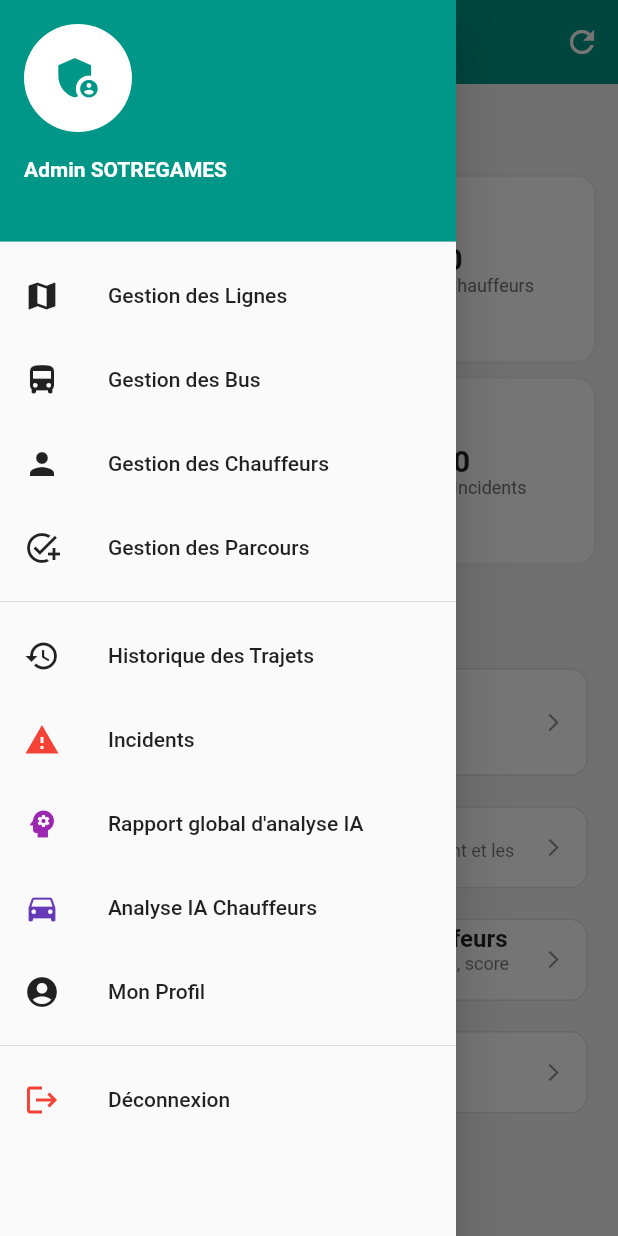
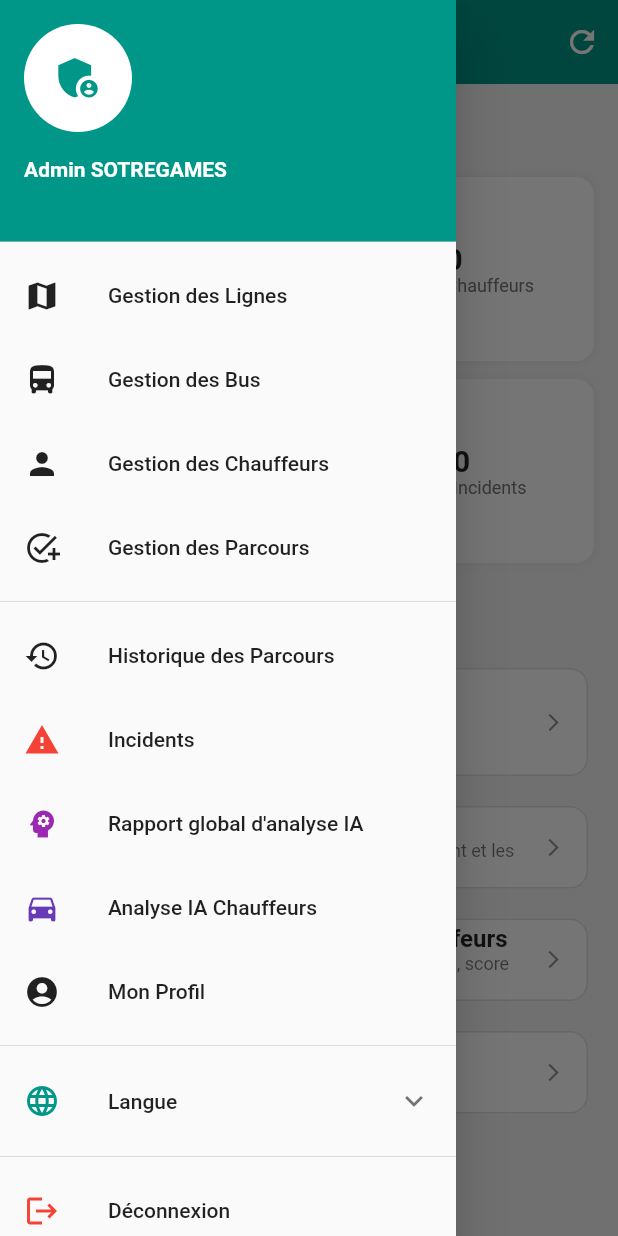
Before and after one commit to fsonyaa/projet-pfe_2026, a Flutter app: the AdminDashboard screen opened by its route, with the side drawer open, on a phone screen of 412 x 824 dp. Run offline on Flutter 3.47's test engine with Material 3 defaults, Android fonts, the phone set to English and light mode, and no system bars; our stand-ins replace flutter_map, image_picker, latlong2, shared_preferences; accounts and stored records are empty; generated files the repository leaves out were written again; network calls fail.

Commit message:
corection ajoute de langue à choix

````diff
--- /dev/null
+++ b/l10n.yaml
@@ -0,0 +1,3 @@
+arb-dir: lib/l10n
+template-arb-file: app_en.arb
+output-localization-file: app_localizations.dart
--- /dev/null
+++ b/lib/l10n/app_localizations.dart
@@ -0,0 +1,180 @@
+import 'dart:async';
+
+import 'package:flutter/foundation.dart';
+import 'package:flutter/widgets.dart';
+import 'package:flutter_localizations/flutter_localizations.dart';
+import 'package:intl/intl.dart' as intl;
+
+import 'app_localizations_ar.dart';
+import 'app_localizations_en.dart';
+import 'app_localizations_fr.dart';
+
+// ignore_for_file: type=lint
+
+/// Callers can lookup localized strings with an instance of AppLocalizations
+/// returned by `AppLocalizations.of(context)`.
+///
+/// Applications need to include `AppLocalizations.delegate()` in their app's
+/// `localizationDelegates` list, and the locales they support in the app's
+/// `supportedLocales` list. For example:
+///
+/// ```dart
+/// import 'l10n/app_localizations.dart';
+///
+/// return MaterialApp(
+///   localizationsDelegates: AppLocalizations.localizationsDelegates,
+///   supportedLocales: AppLocalizations.supportedLocales,
+///   home: MyApplicationHome(),
+/// );
+/// ```
+///
+/// ## Update pubspec.yaml
+///
+/// Please make sure to update your pubspec.yaml to include the following
+/// packages:
+///
+/// ```yaml
+/// dependencies:
+///   # Internationalization support.
+///   flutter_localizations:
+///     sdk: flutter
+///   intl: any # Use the pinned version from flutter_localizations
+///
+///   # Rest of dependencies
+/// ```
+///
+/// ## iOS Applications
+///
+/// iOS applications define key application metadata, including supported
+/// locales, in an Info.plist file that is built into the application bundle.
+/// To configure the locales supported by your app, you’ll need to edit this
+/// file.
+///
+/// First, open your project’s ios/Runner.xcworkspace Xcode workspace file.
+/// Then, in the Project Navigator, open the Info.plist file under the Runner
+/// project’s Runner folder.
+///
+/// Next, select the Information Property List item, select Add Item from the
+/// Editor menu, then select Localizations from the pop-up menu.
+///
+/// Select and expand the newly-created Localizations item then, for each
+/// locale your application supports, add a new item and select the locale
+/// you wish to add from the pop-up menu in the Value field. This list should
+/// be consistent with the languages listed in the AppLocalizations.supportedLocales
+/// property.
+abstract class AppLocalizations {
+  AppLocalizations(String locale)
+    : localeName = intl.Intl.canonicalizedLocale(locale.toString());
+
+  final String localeName;
+
+  static AppLocalizations? of(BuildContext context) {
+    return Localizations.of<AppLocalizations>(context, AppLocalizations);
+  }
+
+  static const LocalizationsDelegate<AppLocalizations> delegate =
+      _AppLocalizationsDelegate();
+
+  /// A list of this localizations delegate along with the default localizations
+  /// delegates.
+  ///
+  /// Returns a list of localizations delegates containing this delegate along with
+  /// GlobalMaterialLocalizations.delegate, GlobalCupertinoLocalizations.delegate,
+  /// and GlobalWidgetsLocalizations.delegate.
+  ///
+  /// Additional delegates can be added by appending to this list in
+  /// MaterialApp. This list does not have to be used at all if a custom list
+  /// of delegates is preferred or required.
+  static const List<LocalizationsDelegate<dynamic>> localizationsDelegates =
+      <LocalizationsDelegate<dynamic>>[
+        delegate,
+        GlobalMaterialLocalizations.delegate,
+        GlobalCupertinoLocalizations.delegate,
+        GlobalWidgetsLocalizations.delegate,
+      ];
+
+  /// A list of this localizations delegate's supported locales.
+  static const List<Locale> supportedLocales = <Locale>[
+    Locale('ar'),
+    Locale('en'),
+    Locale('fr'),
+  ];
+
+  /// The title of the application
+  ///
+  /// In en, this message translates to:
+  /// **'Smart Trans'**
+  String get appTitle;
+
+  /// No description provided for @login.
+  ///
+  /// In en, this message translates to:
+  /// **'Login'**
+  String get login;
+
+  /// No description provided for @email.
+  ///
+  /// In en, this message translates to:
+  /// **'Email'**
+  String get email;
+
+  /// No description provided for @password.
+  ///
+  /// In en, this message translates to:
+  /// **'Password'**
+  String get password;
+
+  /// No description provided for @forgotPassword.
+  ///
+  /// In en, this message translates to:
+  /// **'Forgot Password?'**
+  String get forgotPassword;
+
+  /// No description provided for @language.
+  ///
+  /// In en, this message translates to:
+  /// **'Language'**
+  String get language;
+
+  /// No description provided for @welcome.
+  ///
+  /// In en, this message translates to:
+  /// **'Welcome'**
+  String get welcome;
+}
+
+class _AppLocalizationsDelegate
+    extends LocalizationsDelegate<AppLocalizations> {
+  const _AppLocalizationsDelegate();
+
+  @override
+  Future<AppLocalizations> load(Locale locale) {
+    return SynchronousFuture<AppLocalizations>(lookupAppLocalizations(locale));
+  }
+
+  @override
+  bool isSupported(Locale locale) =>
+      <String>['ar', 'en', 'fr'].contains(locale.languageCode);
+
+  @override
+  bool shouldReload(_AppLocalizationsDelegate old) => false;
+}
+
+AppLocalizations lookupAppLocalizations(Locale locale) {
+  // Lookup logic when only language code is specified.
+  switch (locale.languageCode) {
+    case 'ar':
+      return AppLocalizationsAr();
+    case 'en':
+      return AppLocalizationsEn();
+    case 'fr':
+      return AppLocalizationsFr();
+  }
+
+  throw FlutterError(
+    'AppLocalizations.delegate failed to load unsupported locale "$locale". This is likely '
+    'an issue with the localizations generation tool. Please file an issue '
+    'on GitHub with a reproducible sample app and the gen-l10n configuration '
+    'that was used.',
+  );
+}
--- a/lib/pages/admin_dashboard.dart
+++ b/lib/pages/admin_dashboard.dart
@@ -2,6 +2,9 @@ import 'package:flutter/material.dart';
 import 'package:http/http.dart' as http;
 import 'dart:convert';
 import 'dart:async';
+import 'package:provider/provider.dart';
+import 'package:flutter_gen/gen_l10n/app_localizations.dart';
+import '../language_provider.dart';
 
 // --- Imports ---
 import 'bus_list_page.dart';
@@ -89,7 +92,7 @@ class _AdminDashboardState extends State<AdminDashboard> {
     return Scaffold(
       backgroundColor: Colors.grey[100],
       appBar: AppBar(
-        title: Text("Smart-Trans Admin"),
+        title: Text("${AppLocalizations.of(context)!.appTitle} Admin"),
         backgroundColor: Colors.teal,
         elevation: 0,
         actions: [IconButton(icon: Icon(Icons.refresh), onPressed: fetchStats)],
@@ -122,7 +125,7 @@ class _AdminDashboardState extends State<AdminDashboard> {
 
 
             Divider(),
-            _buildDrawerItem(Icons.history, "Historique des Trajets", AdminHistoriquePage()),
+            _buildDrawerItem(Icons.history, "Historique des Parcours", AdminHistoriquePage()),
             _buildDrawerItem(Icons.report_problem, "Incidents", IncidentListPage(), color: Colors.red),
            // _buildDrawerItem(Icons.psychology, "Analyse AI & Avis", AvisAdminPage(), color: Colors.purple),
                     _buildDrawerItem(Icons.psychology, "Rapport global d'analyse IA",AdminNlpReportPage(), color: Colors.purple),
@@ -130,9 +133,19 @@ class _AdminDashboardState extends State<AdminDashboard> {
             _buildDrawerItem(Icons.directions_car, "Analyse IA Chauffeurs", const ClientAiDashboardPage(), color: Colors.deepPurple),
             _buildDrawerItem(Icons.account_circle, "Mon Profil", ProfilePage (userEmail: widget.adminEmail)),
             Divider(),
+            ExpansionTile(
+              leading: const Icon(Icons.language, color: Colors.teal),
+              title: Text(AppLocalizations.of(context)!.language),
+              children: [
+                _buildLanguageItem("Français", 'fr'),
+                _buildLanguageItem("English", 'en'),
+                _buildLanguageItem("العربية", 'ar'),
+              ],
+            ),
+            Divider(),
             ListTile(
               leading: Icon(Icons.logout, color: Colors.red),
-              title: Text("Déconnexion"),
+              title: Text(AppLocalizations.of(context)!.localeName == 'fr' ? "Déconnexion" : (AppLocalizations.of(context)!.localeName == 'ar' ? "تسجيل الخروج" : "Logout")),
               onTap: () async {
                 await CurrentUser.clearSession();
                 Navigator.of(context).pushNamedAndRemoveUntil('/login', (route) => false);
@@ -197,7 +210,7 @@ class _AdminDashboardState extends State<AdminDashboard> {
 
                   const SizedBox(height: 12),
                   _buildQuickActionCard(
-                    "📜 Historique des Trajets",
+                    "📜 Historique des Parcours",
                     "Voir l'historique complet des parcours effectués",
                     Icons.history,
                     Colors.blueGrey,
@@ -206,6 +219,19 @@ class _AdminDashboardState extends State<AdminDashboard> {
                 ],
               ),
             ),
+    );
+  }
+
+  Widget _buildLanguageItem(String label, String code) {
+    final provider = Provider.of<LanguageProvider>(context, listen: false);
+    bool isSelected = provider.locale.languageCode == code;
+    return ListTile(
+      title: Text(label),
+      trailing: isSelected ? const Icon(Icons.check, color: Colors.teal) : null,
+      onTap: () {
+        provider.changeLanguage(code);
+        Navigator.pop(context); // Close drawer
+      },
     );
   }
 
--- a/lib/pages/admin_historique_page.dart
+++ b/lib/pages/admin_historique_page.dart
@@ -38,7 +38,7 @@ class _AdminHistoriquePageState extends State<AdminHistoriquePage> {
     return Scaffold(
       backgroundColor: Colors.grey[100],
       appBar: AppBar(
-        title: Text("Historique des Trajets", style: TextStyle(fontWeight: FontWeight.bold)),
+        title: Text("Historique des Parcours", style: TextStyle(fontWeight: FontWeight.bold)),
         backgroundColor: Colors.teal[700],
         elevation: 0,
         actions: [
--- a/pubspec.yaml
+++ b/pubspec.yaml
@@ -29,6 +29,8 @@ environment:
 dependencies:
   flutter:
     sdk: flutter
+  flutter_localizations:
+    sdk: flutter
 
   # The following adds the Cupertino Icons font to your application.
   # Use with the CupertinoIcons class for iOS style icons.
@@ -36,7 +38,7 @@ dependencies:
   sqflite: ^2.3.0
   path: ^1.9.0
   http: ^1.6.0
-  intl: ^0.19.0
+  intl: ^0.20.2
   shared_preferences: ^2.5.5
   image_picker: ^1.1.2
   flutter_map: ^8.3.0
@@ -44,6 +46,7 @@ dependencies:
   geocoding: ^4.0.0
   permission_handler: ^12.0.1
   geolocator: ^14.0.2
+  provider: ^6.1.1
 
 
 dev_dependencies:
@@ -65,6 +68,7 @@ flutter:
   # included with your application, so that you can use the icons in
   # the material Icons class.
   uses-material-design: true
+  generate: true
 
   # To add assets to your application, add an assets section, like this:
   # assets:
````
Also changed, not shown: lib/l10n/app_ar.arb (added, +10 -0 lines), lib/l10n/app_en.arb (added, +13 -0 lines), lib/l10n/app_fr.arb (added, +10 -0 lines), lib/l10n/app_localizations_ar.dart (added, +31 -0 lines), lib/l10n/app_localizations_en.dart (added, +31 -0 lines), lib/l10n/app_localizations_fr.dart (added, +31 -0 lines), lib/language_provider.dart (added, +28 -0 lines), lib/main.dart (+22 -1 lines), lib/pages/login_page.dart (+53 -17 lines), pubspec.lock, 4 other files.
